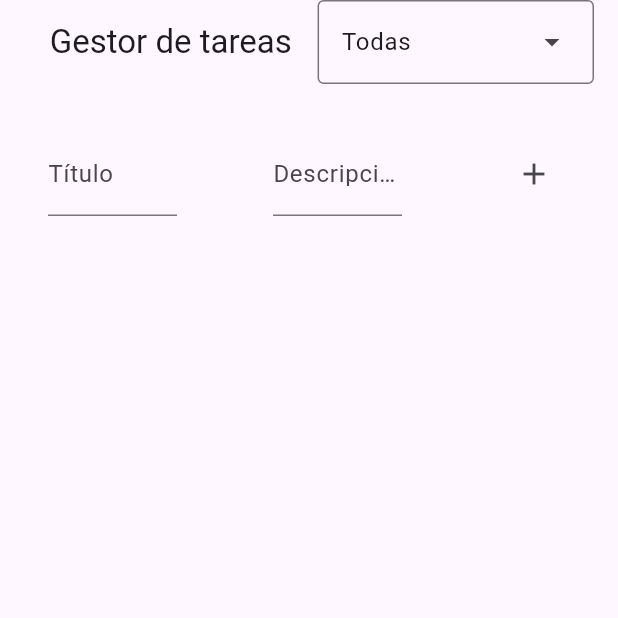
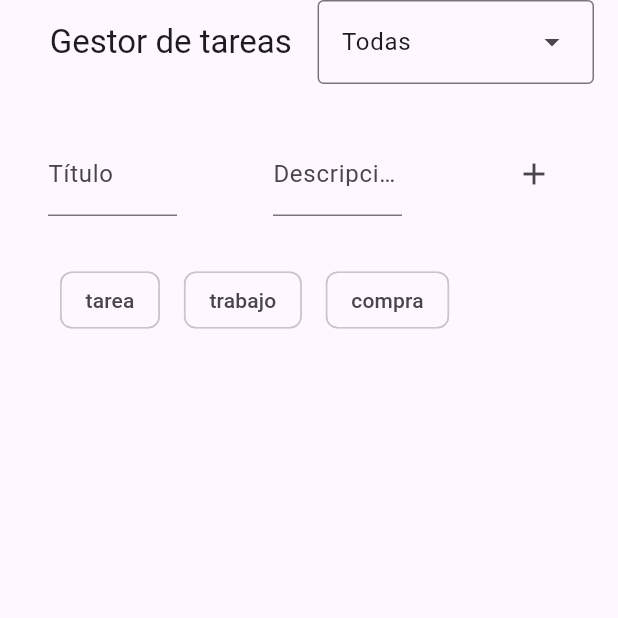
Before and after one commit to AngelChv/ejercicios_flutter2, a Flutter app: the TaskListView screen opened directly, on a phone screen of 412 x 824 dp, the top half of it. Run offline on Flutter 3.47's test engine with Material 3 defaults, Android fonts, the phone set to English and light mode, and no system bars; our stand-ins replace shared_preferences, sqflite_common_ffi; accounts and stored records are empty.

Commit message:
Lista de etiquetas, falta añadirlas a las tareas en el código y la base de datos.

```diff
--- a/lib/ej34_gestor_tareas/widgets/new_task_form.dart
+++ b/lib/ej34_gestor_tareas/widgets/new_task_form.dart
@@ -1,5 +1,6 @@
 import 'package:ejercicios_flutter2/ej34_gestor_tareas/model/task.dart';
 import 'package:ejercicios_flutter2/ej34_gestor_tareas/model/task_list_provider.dart';
+import 'package:ejercicios_flutter2/ej34_gestor_tareas/widgets/tag.dart';
 import 'package:flutter/material.dart';
 import 'package:provider/provider.dart';
 
@@ -14,6 +15,7 @@ class _NewTaskFormState extends State<NewTaskForm> {
   final _formKey = GlobalKey<FormState>();
   final _titleCtrl = TextEditingController();
   final _descriptionCtrl = TextEditingController();
+  int? _tagSelectedId;
 
   void showNotification(String text) {
     ScaffoldMessenger.of(context)
@@ -24,7 +26,9 @@ class _NewTaskFormState extends State<NewTaskForm> {
   Widget build(BuildContext context) {
     return Form(
       key: _formKey,
-      child: Row(
+      child: Column(
+        children: [
+          Row(
             children: [
               // Título
               Expanded(
@@ -78,6 +82,31 @@ class _NewTaskFormState extends State<NewTaskForm> {
               )
             ],
           ),
+
+          // todo hacer un widget TagList:
+          // Etiquetas:
+          Padding(
+            padding: const EdgeInsets.symmetric(vertical: 0, horizontal: 32),
+            child: Row(
+              children:
+                  List<Padding>.generate(Tag.values.length, (int index) {
+                return Padding(
+                  padding: const EdgeInsets.symmetric(horizontal: 8),
+                  child: ChoiceChip(
+                    label: Text(Tag.values[index].label),
+                    selected: _tagSelectedId == index,
+                    onSelected: (selected) {
+                      setState(() {
+                        _tagSelectedId = selected ? index : null;
+                      });
+                    },
+                  ),
+                );
+              }).toList(),
+            ),
+          ),
+        ],
+      ),
     );
   }
 }
--- /dev/null
+++ b/lib/ej34_gestor_tareas/widgets/tag.dart
@@ -0,0 +1,9 @@
+enum Tag {
+  task("tarea"),
+  work("trabajo"),
+  buy("compra");
+
+  final String label;
+
+  const Tag(this.label);
+}
```
Also changed, not shown: lib/cupertino/cupertino_app.dart (added). Lines whose indentation alone changed are shown as unchanged.
